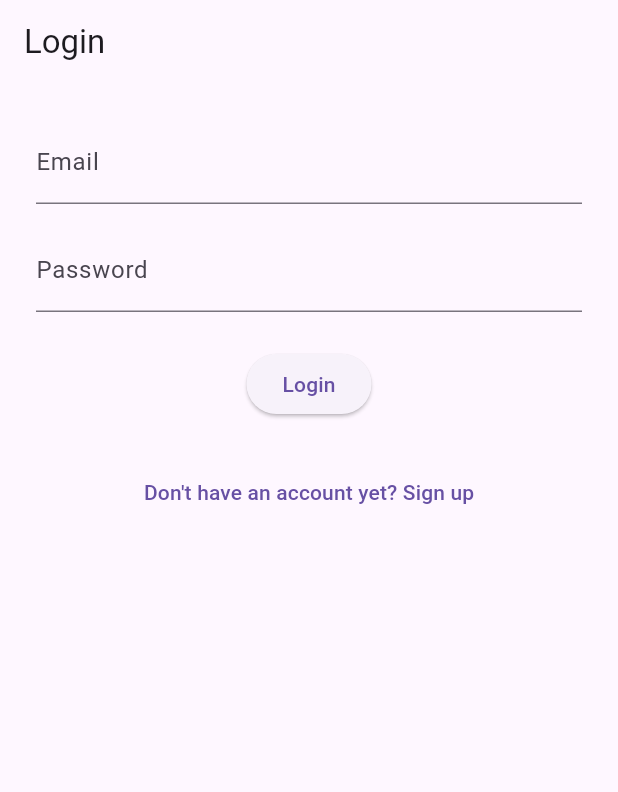
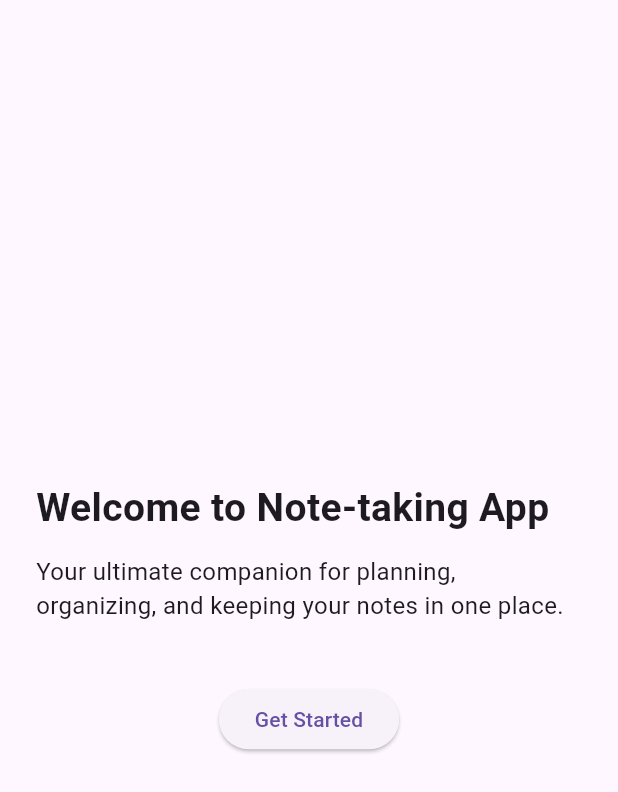
Before and after one commit to Darlington6/note-taking_app, a Flutter app: the screen it shows after launch, on a phone screen of 412 x 824 dp. Shown: the top 792 px of the screen. Run offline on Flutter 3.47's test engine with Material 3 defaults, Android fonts, the phone set to English and light mode, and no system bars; our stand-ins replace firebase_auth, firebase_core; accounts and stored records are empty; generated files the repository leaves out were written again.

Commit message:
progress: added note model

```diff
--- a/lib/data/models/note.dart
+++ b/lib/data/models/note.dart
@@ -1 +1,28 @@
-// Firebase & model classes
+class Note {
+  final String id;
+  final String text;
+
+  Note({required this.id, required this.text});
+
+  // For future Firestore integration
+  Map<String, dynamic> toMap() {
+    return {
+      'id': id,
+      'text': text,
+    };
+  }
+
+  factory Note.fromMap(Map<String, dynamic> map) {
+    return Note(
+      id: map['id'] ?? '',
+      text: map['text'] ?? '',
+    );
+  }
+
+  Note copyWith({String? text}) {
+    return Note(
+      id: id,
+      text: text ?? this.text,
+    );
+  }
+}
--- a/lib/main.dart
+++ b/lib/main.dart
@@ -1,11 +1,11 @@
 // import packages/modules
 import 'package:flutter/material.dart';
 import 'package:firebase_core/firebase_core.dart';
+import 'package:note_taking_app/screens/home/splash_screen.dart';
 import 'package:provider/provider.dart';
 
 import 'firebase_options.dart';
 import 'providers/note_provider.dart';
-import 'screens/auth/login_screen.dart';
 
 void main() async {
   // Ensure binding before initializing Firebase
@@ -35,7 +35,7 @@ class MyApp extends StatelessWidget {
         theme: ThemeData(
           primarySwatch: Colors.deepPurple,
         ),
-        home: const LoginScreen(), // Initial screen
+        home: const SplashScreen(), // Initial screen
       ),
     );
   }
--- a/lib/screens/auth/login_screen.dart
+++ b/lib/screens/auth/login_screen.dart
@@ -1,7 +1,7 @@
 // import packages/modules
 import 'package:firebase_auth/firebase_auth.dart';
 import 'package:flutter/material.dart';
-import '../home/splash_screen.dart';
+import 'package:note_taking_app/notes/notes_screen.dart';
 import 'signup_screen.dart';
 
 class LoginScreen extends StatefulWidget {
@@ -45,7 +45,7 @@ class _LoginScreenState extends State<LoginScreen> {
       if (mounted) {
         Navigator.pushReplacement(
           context,
-          MaterialPageRoute(builder: (_) => const HomeScreen()),
+          MaterialPageRoute(builder: (_) => const NotesScreen()),
         );
       }
 
--- a/lib/screens/home/splash_screen.dart
+++ b/lib/screens/home/splash_screen.dart
@@ -3,8 +3,8 @@
 import 'package:flutter/material.dart';
 import '../auth/signup_screen.dart';
 
-class HomeScreen extends StatelessWidget {
-  const HomeScreen({super.key});
+class SplashScreen extends StatelessWidget {
+  const SplashScreen({super.key});
 
   @override
   Widget build(BuildContext context) {
```
Also changed, not shown: 1 other file.
